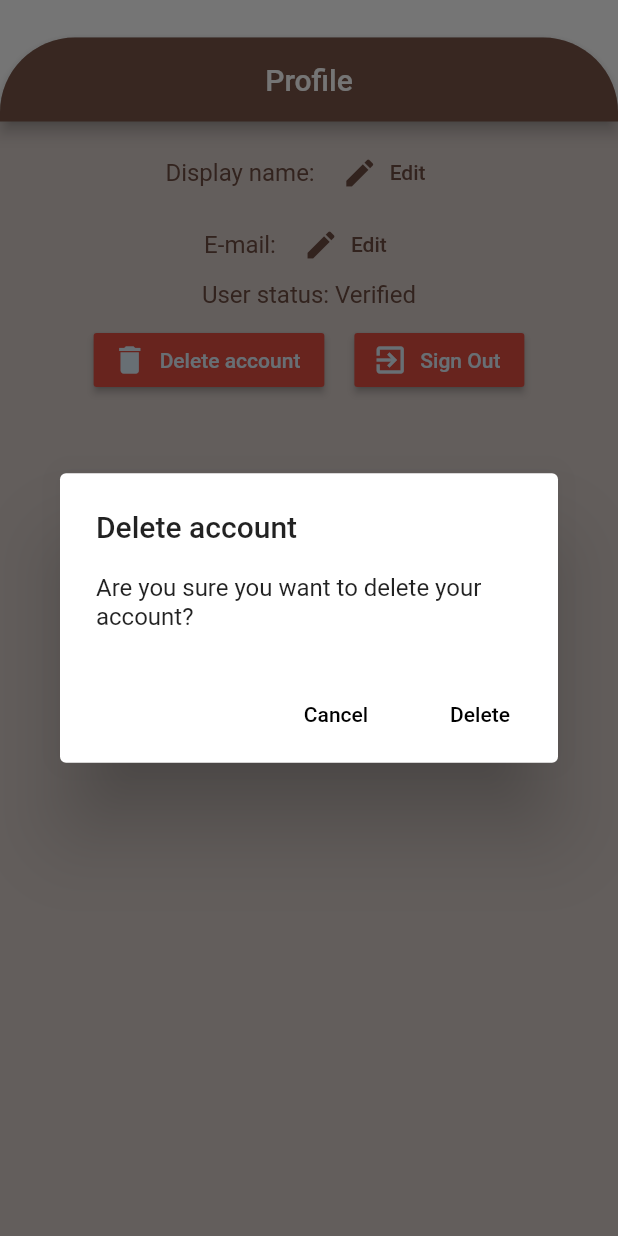
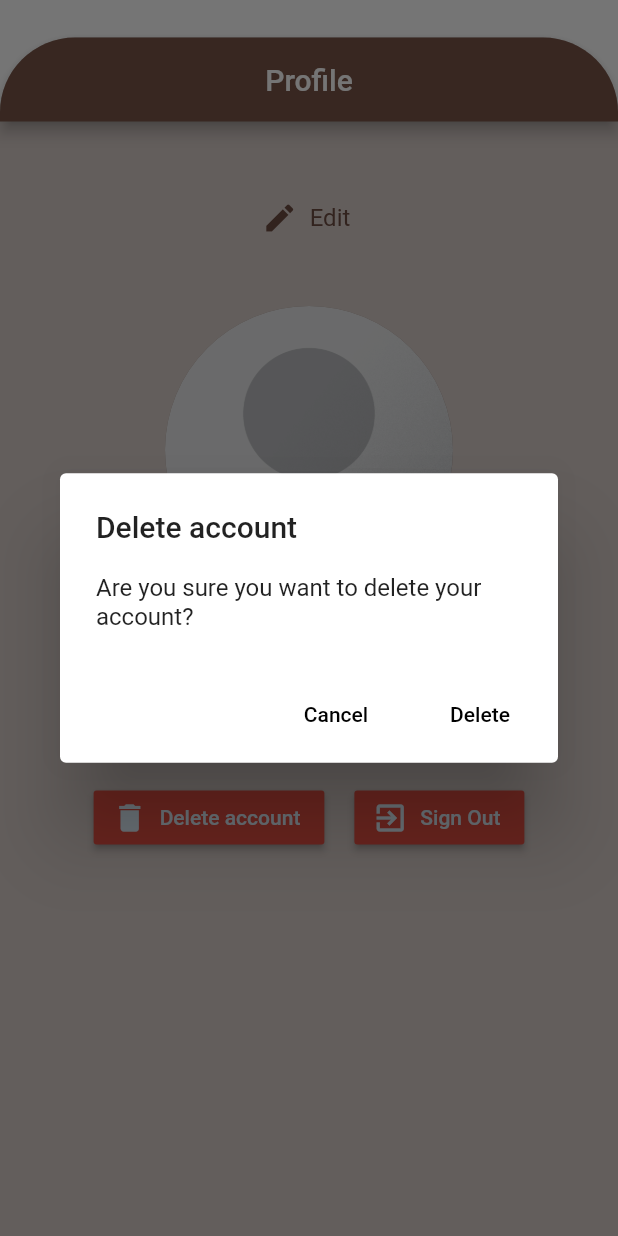
Before and after one commit to jtlinna/caffeine_me_up, a Flutter app: the ProfileView widget shown alone on an empty page, opened directly, after a tap on "Edit", after a tap on "Cancel", after a tap on "Delete account", on a phone screen of 412 x 824 dp. Run offline on Flutter 3.47's test engine with Material 2 defaults, Android fonts, the phone set to English and light mode, and no system bars; our stand-ins replace cloud_firestore, cloud_functions, firebase_auth, firebase_storage, flutter_spinkit, image_picker; accounts and stored records are empty.

Commit message:
Imporeted img picker & firestorage, added user avatar handling to profile

```diff
--- /dev/null
+++ b/lib/models/storage_response.dart
@@ -0,0 +1,8 @@
+import 'package:cafeine_me_up/models/error_message.dart';
+
+class StorageResponse {
+  String downloadUrl;
+  ErrorMessage errorMessage;
+
+  StorageResponse({this.downloadUrl, this.errorMessage});
+}
--- a/lib/models/user_data.dart
+++ b/lib/models/user_data.dart
@@ -5,12 +5,13 @@ import 'package:flutter/material.dart';
 class UserData {
   String uid;
   String displayName;
+  String avatar;
   List<DrinkData> consumedDrinks;
   DrinkData lastConsumedDrink;
   Map<int, int> lifetimeConsumptions;
   List<GroupTuple> groups;
 
-  UserData({@required this.uid, this.displayName, this.consumedDrinks, this.lastConsumedDrink, this.lifetimeConsumptions, this.groups});
+  UserData({@required this.uid, this.displayName, this.avatar, this.consumedDrinks, this.lastConsumedDrink, this.lifetimeConsumptions, this.groups});
   @override
-  String toString() => 'UID $uid - Display name $displayName - Consumed drinks $consumedDrinks - Last consumed drink $lastConsumedDrink - Lifetime consumptions $lifetimeConsumptions - Groups $groups';
+  String toString() => 'UID $uid - Display name $displayName - Avatar $avatar - Consumed drinks $consumedDrinks - Last consumed drink $lastConsumedDrink - Lifetime consumptions $lifetimeConsumptions - Groups $groups';
 }
--- a/lib/views/home/profile_view.dart
+++ b/lib/views/home/profile_view.dart
@@ -1,13 +1,19 @@
+import 'dart:io';
+
 import 'package:cafeine_me_up/models/auth_response.dart';
+import 'package:cafeine_me_up/models/database_response.dart';
 import 'package:cafeine_me_up/models/error_message.dart';
+import 'package:cafeine_me_up/models/storage_response.dart';
 import 'package:cafeine_me_up/models/user.dart';
 import 'package:cafeine_me_up/models/user_data.dart';
 import 'package:cafeine_me_up/services/auth_service.dart';
 import 'package:cafeine_me_up/services/database_service.dart';
 import 'package:cafeine_me_up/services/http_service.dart';
+import 'package:cafeine_me_up/services/storage_service.dart';
 import 'package:cafeine_me_up/utils/validators.dart';
 import 'package:cafeine_me_up/views/loading.dart';
 import 'package:flutter/material.dart';
+import 'package:image_picker/image_picker.dart';
 import 'package:provider/provider.dart';
 
 class ProfileView extends StatefulWidget {
@@ -19,6 +25,7 @@ class _ProfileViewState extends State<ProfileView> {
   final DatabaseService _databaseService = DatabaseService();
   final AuthService _auth = AuthService();
   final HttpService _httpService = HttpService();
+  final StorageService _storageService = StorageService();
 
   final _editKey = GlobalKey<FormState>();
 
@@ -28,6 +35,8 @@ class _ProfileViewState extends State<ProfileView> {
 
   String _newDisplayName = '';
   String _newEmail = '';
+
+  File _newAvatar;
 
   ErrorMessage _error;
 
@@ -40,6 +49,7 @@ class _ProfileViewState extends State<ProfileView> {
     }
 
     final TextTheme textTheme = Theme.of(context).textTheme;
+
 
     if (_editingName) {
       widgets.add(Form(
@@ -76,17 +86,79 @@ class _ProfileViewState extends State<ProfileView> {
         mainAxisAlignment: MainAxisAlignment.center,
         children: <Widget>[
           Text(
-            'Display name: ${userData.displayName}',
-            style: textTheme.display2,
+            '${userData.displayName}',
+            style: textTheme.headline,
           ),
           FlatButton.icon(
             icon: Icon(Icons.edit),
-            label: Text('Edit'),
+            label: Text('Edit', style: textTheme.display2),
             onPressed: _editName,
             textColor: textTheme.display2.color,
           )
         ],
       ));
+    }
+
+    widgets.add(SizedBox(height: 35));
+
+    ImageProvider imgProvider;
+    if (_newAvatar != null) {
+      imgProvider = FileImage(_newAvatar);
+    } else if (userData.avatar != '') {
+      imgProvider = NetworkImage(userData.avatar);
+    } else {
+      imgProvider = AssetImage('images/generic_avatar.png');
+    }
+
+    widgets.add(CircleAvatar(
+        radius: 96,
+        backgroundColor: Theme.of(context).accentColor,
+        backgroundImage: imgProvider));
+
+    if (_newAvatar != null) {
+      widgets.add(
+          Row(mainAxisAlignment: MainAxisAlignment.center, children: <Widget>[
+        FlatButton.icon(
+            icon: Icon(Icons.cancel),
+            label: Text("Cancel"),
+            textColor: textTheme.display2.color,
+            onPressed: () {
+              setState(() {
+                _newAvatar = null;
+              });
+            }),
+        FlatButton.icon(
+            icon: Icon(Icons.done),
+            label: Text("Confirm"),
+            textColor: textTheme.display2.color,
+            onPressed: () {
+              _confirmNewAvatar(userData.uid);
+            })
+      ]));
+    } else {
+      widgets.add(
+        Row(
+          mainAxisAlignment: MainAxisAlignment.center,
+          children: <Widget>[
+            FlatButton.icon(
+              icon: Icon(
+                Icons.delete,
+              ),
+              label: Text('Remove'),
+              textColor: textTheme.display2.color,
+              onPressed: () => _showConfirmRemoveAvatarDialog(user.uid),
+            ),
+            FlatButton.icon(
+              icon: Icon(
+                Icons.camera_alt,
+              ),
+              label: Text('Change'),
+              textColor: textTheme.display2.color,
+              onPressed: _showSelectAvatarSourceDialog,
+            ),
+          ],
+        ),
+      );
     }
 
     if (_editingEmail) {
@@ -191,6 +263,113 @@ class _ProfileViewState extends State<ProfileView> {
     return widgets;
   }
 
+  void _showSelectAvatarSourceDialog() {
+    showDialog(
+        context: context,
+        builder: (BuildContext dialogContext) {
+          return AlertDialog(
+            title: Text("Select source"),
+            content: Text(
+                "Do you want to select image from Gallery or take a new image with Camera?"),
+            actions: <Widget>[
+              FlatButton(
+                  child: Text("Cancel"),
+                  onPressed: () => Navigator.pop(dialogContext)),
+              FlatButton(
+                  child: Text("Camera"),
+                  onPressed: () {
+                    Navigator.pop(dialogContext);
+                    _selectNewAvatar(ImageSource.camera);
+                  }),
+              FlatButton(
+                child: Text("Gallery"),
+                onPressed: () {
+                  Navigator.pop(dialogContext);
+                  _selectNewAvatar(ImageSource.gallery);
+                },
+              )
+            ],
+          );
+        });
+  }
+
+  void _selectNewAvatar(ImageSource source) async {
+    File img = await ImagePicker.pickImage(
+        source: source, maxWidth: 256, maxHeight: 256);
+    if (img != null) {
+      setState(() {
+        _newAvatar = img;
+      });
+    }
+  }
+
+  void _confirmNewAvatar(String uid) async {
+    setState(() {
+      _error = null;
+      _waitingForResponse = true;
+    });
+
+    StorageResponse storageResp =
+        await _storageService.uploadAvatar(uid: uid, avatar: _newAvatar);
+    if (storageResp.errorMessage != null) {
+      setState(() {
+        _newAvatar = null;
+        _error = storageResp.errorMessage;
+        _waitingForResponse = false;
+      });
+
+      return;
+    }
+
+    DatabaseResponse dbResp = await _databaseService.updateUserData(uid,
+        avatar: storageResp.downloadUrl);
+    setState(() {
+      _newAvatar = null;
+      _waitingForResponse = false;
+      _error = dbResp.errorMessage;
+    });
+  }
+
+  void _showConfirmRemoveAvatarDialog(String uid) {
+    showDialog(
+        context: context,
+        builder: (BuildContext dialogContext) {
+          return AlertDialog(
+            title: Text("Remove Avatar"),
+            content: Text(
+                "Do you want to remove your current Avatar? This action cannot be undone"),
+            actions: <Widget>[
+              FlatButton(
+                  child: Text("Cancel"),
+                  onPressed: () => Navigator.pop(dialogContext)),
+              FlatButton(
+                child: Text("Confirm"),
+                onPressed: () {
+                  Navigator.pop(dialogContext);
+                  _removeAvatar(uid);
+                },
+              )
+            ],
+          );
+        });
+  }
+
+  void _removeAvatar(String uid) async {
+    setState(() {
+      _waitingForResponse = true;
+      _error = null;
+      _newAvatar = null;
+    });
+
+    DatabaseResponse resp =
+        await _databaseService.updateUserData(uid, avatar: '');
+
+    setState(() {
+      _waitingForResponse = false;
+      _error = resp.errorMessage;
+    });
+  }
+
   void _editName() {
     setState(() {
       _error = null;
@@ -260,14 +439,14 @@ class _ProfileViewState extends State<ProfileView> {
         context: context,
         builder: (BuildContext dialogContext) {
           return AlertDialog(
-            title: new Text("Delete account"),
-            content: new Text("Are you sure you want to delete your account?"),
+            title: Text("Delete account"),
+            content: Text("Are you sure you want to delete your account?"),
             actions: <Widget>[
-              new FlatButton(
-                  child: new Text("Cancel"),
+              FlatButton(
+                  child: Text("Cancel"),
                   onPressed: () => Navigator.pop(dialogContext)),
-              new FlatButton(
-                child: new Text("Delete"),
+              FlatButton(
+                child: Text("Delete"),
                 onPressed: () {
                   Navigator.pop(dialogContext);
                   _confirmDeleteAccount(context);
@@ -323,7 +502,7 @@ class _ProfileViewState extends State<ProfileView> {
             ),
             SizedBox(height: 10),
             Padding(
-              padding: EdgeInsets.symmetric(horizontal: 10),
+              padding: EdgeInsets.symmetric(horizontal: 10, vertical: 30),
               child: _waitingForResponse
                   ? Padding(
                       padding: EdgeInsets.only(top: 100), child: Loading())
--- a/pubspec.yaml
+++ b/pubspec.yaml
@@ -25,6 +25,8 @@ dependencies:
   flutter_spinkit: ^4.0.0
   intl: ^0.16.0
   cloud_functions: ^0.4.1+4
+  firebase_storage: ^3.0.8
+  image_picker: ^0.6.2+1
 
   # The following adds the Cupertino Icons font to your application.
   # Use with the CupertinoIcons class for iOS style icons.
```
Also changed, not shown: lib/services/database_service.dart (+8 -0 lines), lib/services/storage_service.dart (added, +28 -0 lines), images/generic_avatar.png (added), pubspec.lock.
